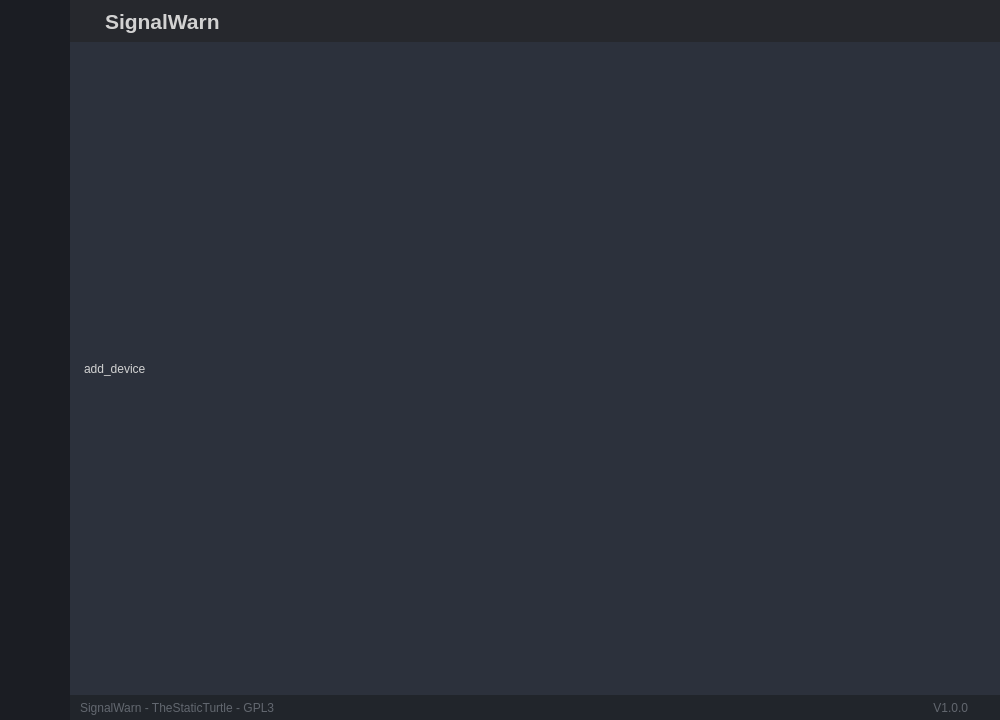
Above: gui/base.ui from TheStaticTurtle/SignalWarn before the change. Below: the same form after it.
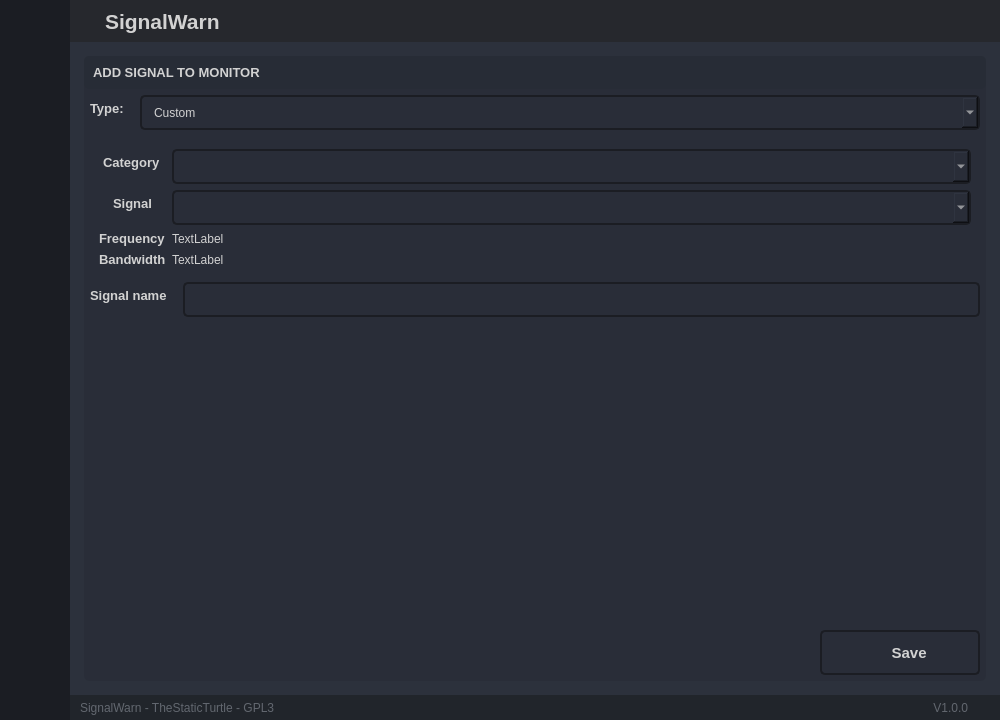
That is the form after the change. The open tabs and pages were chosen to show the change. Icons and pictures are not drawn.

Commit message: Added UI elements to select a signal for a library of create of from scratch

What changed in the file:
```diff
--- a/gui/base.ui
+++ b/gui/base.ui
@@ -571,10 +571,7 @@
     <string notr="true">background: transparent;
 color: rgb(210, 210, 210);</string>
    </property>
-   <layout class="QVBoxLayout" name="verticalLayout_12">
-    <property name="spacing">
-     <number>0</number>
-    </property>
+   <layout class="QGridLayout" name="gridLayout">
     <property name="leftMargin">
      <number>0</number>
     </property>
@@ -587,7 +584,7 @@
     <property name="bottomMargin">
      <number>0</number>
     </property>
-    <item>
+    <item row="0" column="0">
      <widget class="QFrame" name="frame_main">
       <property name="styleSheet">
        <string notr="true">/* LINE EDIT */
@@ -794,6 +791,35 @@
     background-color: rgb(65, 130, 195);
 }
 
+/* Spinboxes */
+QDoubleSpinBox {
+	background-color: rgb(27, 29, 35);
+	border-radius: 5px;
+	border: 2px solid rgb(27, 29, 35);
+	padding-left: 10px;
+}
+QDoubleSpinBox:hover {
+	border: 2px solid rgb(64, 71, 88);
+}
+QDoubleSpinBox:focus {
+	border: 2px solid rgb(91, 101, 124);
+}
+
+
+/* Buttons */
+QPushButton {
+	background-color: rgb(27, 29, 35);
+	border-radius: 5px;
+	border: 2px solid rgb(27, 29, 35);
+	padding-left: 10px;
+}
+QPushButton:hover {
+	border: 2px solid rgb(64, 71, 88);
+}
+QPushButton:pressed {
+	border: 2px solid rgb(91, 101, 124);
+}
+
 </string>
       </property>
       <property name="frameShape">
@@ -1410,7 +1436,7 @@
                    <string notr="true">background: transparent;</string>
                   </property>
                   <property name="currentIndex">
-                   <number>2</number>
+                   <number>1</number>
                   </property>
                   <widget class="QWidget" name="page_home">
                    <layout class="QVBoxLayout" name="verticalLayout_10">
@@ -1470,10 +1496,486 @@
                    </property>
                    <layout class="QVBoxLayout" name="verticalLayout_13">
                     <item>
-                     <widget class="QLabel" name="label_2">
-                      <property name="text">
-                       <string>add_device</string>
+                     <widget class="QFrame" name="frame_4">
+                      <property name="styleSheet">
+                       <string notr="true">border-radius: 5px;</string>
                       </property>
+                      <property name="frameShape">
+                       <enum>QFrame::StyledPanel</enum>
+                      </property>
+                      <property name="frameShadow">
+                       <enum>QFrame::Raised</enum>
+                      </property>
+                      <layout class="QVBoxLayout" name="verticalLayout_16">
+                       <property name="spacing">
+                        <number>0</number>
+                       </property>
+                       <property name="leftMargin">
+                        <number>0</number>
+                       </property>
+                       <property name="topMargin">
+                        <number>0</number>
+                       </property>
+                       <property name="rightMargin">
+                        <number>0</number>
+                       </property>
+                       <property name="bottomMargin">
+                        <number>0</number>
+                       </property>
+                       <item>
+                        <widget class="QFrame" name="frame_div_content_2">
+                         <property name="minimumSize">
+                          <size>
+                           <width>0</width>
+                           <height>110</height>
+                          </size>
+                         </property>
+                         <property name="maximumSize">
+                          <size>
+                           <width>16777215</width>
+                           <height>16777215</height>
+                          </size>
+                         </property>
+                         <property name="styleSheet">
+                          <string notr="true">background-color: rgb(41, 45, 56);
+border-radius: 5px;
+</string>
+                         </property>
+                         <property name="frameShape">
+                          <enum>QFrame::NoFrame</enum>
+                         </property>
+                         <property name="frameShadow">
+                          <enum>QFrame::Raised</enum>
+                         </property>
+                         <layout class="QVBoxLayout" name="verticalLayout_14">
+                          <property name="spacing">
+                           <number>0</number>
+                          </property>
+                          <property name="leftMargin">
+                           <number>0</number>
+                          </property>
+                          <property name="topMargin">
+                           <number>0</number>
+                          </property>
+                          <property name="rightMargin">
+                           <number>0</number>
+                          </property>
+                          <property name="bottomMargin">
+                           <number>0</number>
+                          </property>
+                          <item>
+                           <widget class="QFrame" name="frame_title_wid_2">
+                            <property name="maximumSize">
+                             <size>
+                              <width>16777215</width>
+                              <height>35</height>
+                             </size>
+                            </property>
+                            <property name="styleSheet">
+                             <string notr="true">background-color: rgb(39, 44, 54);</string>
+                            </property>
+                            <property name="frameShape">
+                             <enum>QFrame::StyledPanel</enum>
+                            </property>
+                            <property name="frameShadow">
+                             <enum>QFrame::Raised</enum>
+                            </property>
+                            <layout class="QVBoxLayout" name="verticalLayout_17">
+                             <item>
+                              <widget class="QLabel" name="labelBoxTitle_addDevice_custom">
+                               <property name="font">
+                                <font>
+                                 <pointsize>10</pointsize>
+                                 <bold>true</bold>
+                                </font>
+                               </property>
+                               <property name="styleSheet">
+                                <string notr="true"/>
+                               </property>
+                               <property name="text">
+                                <string>ADD SIGNAL TO MONITOR</string>
+                               </property>
+                              </widget>
+                             </item>
+                            </layout>
+                           </widget>
+                          </item>
+                          <item>
+                           <layout class="QVBoxLayout" name="verticalLayout_18" stretch="0,0,0,0,1,0">
+                            <property name="sizeConstraint">
+                             <enum>QLayout::SetDefaultConstraint</enum>
+                            </property>
+                            <property name="leftMargin">
+                             <number>6</number>
+                            </property>
+                            <property name="topMargin">
+                             <number>6</number>
+                            </property>
+                            <property name="rightMargin">
+                             <number>6</number>
+                            </property>
+                            <property name="bottomMargin">
+                             <number>6</number>
+                            </property>
+                            <item>
+                             <layout class="QFormLayout" name="formLayout_TypeSelection">
+                              <property name="labelAlignment">
+                               <set>Qt::AlignCenter</set>
+                              </property>
+                              <property name="horizontalSpacing">
+                               <number>16</number>
+                              </property>
+                              <property name="verticalSpacing">
+                               <number>6</number>
+                              </property>
+                              <property name="leftMargin">
+                               <number>0</number>
+                              </property>
+                              <property name="topMargin">
+                               <number>0</number>
+                              </property>
+                              <property name="rightMargin">
+                               <number>0</number>
+                              </property>
+                              <item row="0" column="0">
+                               <widget class="QLabel" name="label_AddDeviceType">
+                                <property name="font">
+                                 <font>
+                                  <pointsize>10</pointsize>
+                                  <bold>true</bold>
+                                 </font>
+                                </property>
+                                <property name="text">
+                                 <string>Type:</string>
+                                </property>
+                               </widget>
+                              </item>
+                              <item row="0" column="1">
+                               <widget class="QComboBox" name="comboBoxAddDeviceType">
+                                <property name="minimumSize">
+                                 <size>
+                                  <width>0</width>
+                                  <height>35</height>
+                                 </size>
+                                </property>
+                                <property name="editable">
+                                 <bool>true</bool>
+                                </property>
+                                <property name="currentText">
+                                 <string>Custom</string>
+                                </property>
+                                <property name="placeholderText">
+                                 <string>Custom</string>
+                                </property>
+                               </widget>
+                              </item>
+                             </layout>
+                            </item>
+                            <item>
+                             <spacer name="verticalSpacer_2">
+                              <property name="orientation">
+                               <enum>Qt::Vertical</enum>
+                              </property>
+                              <property name="sizeHint" stdset="0">
+                               <size>
+                                <width>20</width>
+                                <height>10</height>
+                               </size>
+                              </property>
+                             </spacer>
+                            </item>
+                            <item>
+                             <widget class="QStackedWidget" name="stackedWidget_Add_Device">
+                              <property name="frameShape">
+                               <enum>QFrame::NoFrame</enum>
+                              </property>
+                              <property name="frameShadow">
+                               <enum>QFrame::Plain</enum>
+                              </property>
+                              <property name="currentIndex">
+                               <number>0</number>
+                              </property>
+                              <widget class="QWidget" name="page_addDevice_custom">
+                               <layout class="QFormLayout" name="formLayout_3">
+                                <property name="labelAlignment">
+                                 <set>Qt::AlignCenter</set>
+                                </property>
+                                <item row="0" column="0">
+                                 <widget class="QLabel" name="label_addDevice_custom_frequency">
+                                  <property name="font">
+                                   <font>
+                                    <pointsize>10</pointsize>
+                                    <bold>true</bold>
+                                   </font>
+                                  </property>
+                                  <property name="text">
+                                   <string>Frequency (MHz)</string>
+                                  </property>
+                                 </widget>
+                                </item>
+                                <item row="0" column="1">
+                                 <widget class="QDoubleSpinBox" name="doubleSpinBox_addDevice_custom_frequency">
+                                  <property name="minimumSize">
+                                   <size>
+                                    <width>0</width>
+                                    <height>35</height>
+                                   </size>
+                                  </property>
+                                  <property name="decimals">
+                                   <number>4</number>
+                                  </property>
+                                  <property name="minimum">
+                                   <double>50.000000000000000</double>
+                                  </property>
+                                  <property name="maximum">
+                                   <double>2500.000000000000000</double>
+                                  </property>
+                                  <property name="singleStep">
+                                   <double>0.100000000000000</double>
+                                  </property>
+                                  <property name="value">
+                                   <double>95.500000000000000</double>
+                                  </property>
+                                 </widget>
+                                </item>
+                                <item row="1" column="0">
+                                 <widget class="QLabel" name="label_addDevice_custom_bandwidth">
+                                  <property name="font">
+                                   <font>
+                                    <pointsize>10</pointsize>
+                                    <bold>true</bold>
+                                   </font>
+                                  </property>
+                                  <property name="text">
+                                   <string>Bandwidth (kHz)</string>
+                                  </property>
+                                 </widget>
+                                </item>
+                                <item row="1" column="1">
+                                 <widget class="QDoubleSpinBox" name="doubleSpinBox_addDevice_custom_bandwidth">
+                                  <property name="minimumSize">
+                                   <size>
+                                    <width>0</width>
+                                    <height>35</height>
+                                   </size>
+                                  </property>
+                                  <property name="minimum">
+                                   <double>12.500000000000000</double>
+                                  </property>
+                                  <property name="maximum">
+                                   <double>500.000000000000000</double>
+                                  </property>
+                                  <property name="singleStep">
+                                   <double>12.500000000000000</double>
+                                  </property>
+                                  <property name="value">
+                                   <double>100.000000000000000</double>
+                                  </property>
+                                 </widget>
+                                </item>
+                               </layout>
+                              </widget>
+                              <widget class="QWidget" name="page_addDevice_selector">
+                               <layout class="QFormLayout" name="formLayout">
+                                <property name="labelAlignment">
+                                 <set>Qt::AlignCenter</set>
+                                </property>
+                                <item row="0" column="0">
+                                 <widget class="QLabel" name="label_addDevice_selector_category">
+                                  <property name="font">
+                                   <font>
+                                    <pointsize>10</pointsize>
+                                    <bold>true</bold>
+                                   </font>
+                                  </property>
+                                  <property name="text">
+                                   <string>Category</string>
+                                  </property>
+                                 </widget>
+                                </item>
+                                <item row="1" column="1">
+                                 <widget class="QComboBox" name="comboBox_addDevice_selector_signal">
+                                  <property name="minimumSize">
+                                   <size>
+                                    <width>0</width>
+                                    <height>35</height>
+                                   </size>
+                                  </property>
+                                 </widget>
+                                </item>
+                                <item row="0" column="1">
+                                 <widget class="QComboBox" name="comboBox_addDevice_selector_category">
+                                  <property name="minimumSize">
+                                   <size>
+                                    <width>0</width>
+                                    <height>35</height>
+                                   </size>
+                                  </property>
+                                 </widget>
+                                </item>
+                                <item row="3" column="0">
+                                 <widget class="QLabel" name="label_addDevice_selector_frequency_title">
+                                  <property name="font">
+                                   <font>
+                                    <pointsize>10</pointsize>
+                                    <bold>true</bold>
+                                   </font>
+                                  </property>
+                                  <property name="text">
+                                   <string>Frequency</string>
+                                  </property>
+                                 </widget>
+                                </item>
+                                <item row="3" column="1">
+                                 <widget class="QLabel" name="label_addDevice_selector_frequency">
+                                  <property name="text">
+                                   <string>TextLabel</string>
+                                  </property>
+                                 </widget>
+                                </item>
+                                <item row="4" column="0">
+                                 <widget class="QLabel" name="label_addDevice_selector_bandwidth_title">
+                                  <property name="font">
+                                   <font>
+                                    <pointsize>10</pointsize>
+                                    <bold>true</bold>
+                                   </font>
+                                  </property>
+                                  <property name="text">
+                                   <string>Bandwidth</string>
+                                  </property>
+                                 </widget>
+                                </item>
+                                <item row="4" column="1">
+                                 <widget class="QLabel" name="label_addDevice_selector_bandwidth">
+                                  <property name="text">
+                                   <string>TextLabel</string>
+                                  </property>
+                                 </widget>
+                                </item>
+                                <item row="1" column="0">
+                                 <widget class="QLabel" name="label_addDevice_selector_signal">
+                                  <property name="font">
+                                   <font>
+                                    <pointsize>10</pointsize>
+                                    <bold>true</bold>
+                                   </font>
+                                  </property>
+                                  <property name="text">
+                                   <string>Signal</string>
+                                  </property>
+                                 </widget>
+                                </item>
+                               </layout>
+                              </widget>
+                             </widget>
+                            </item>
+                            <item>
+                             <layout class="QFormLayout" name="formLayout_addDevice_name">
+                              <property name="horizontalSpacing">
+                               <number>16</number>
+                              </property>
+                              <property name="verticalSpacing">
+                               <number>6</number>
+                              </property>
+                              <property name="topMargin">
+                               <number>6</number>
+                              </property>
+                              <item row="0" column="1">
+                               <widget class="QLineEdit" name="lineEdit_addDevice_name">
+                                <property name="minimumSize">
+                                 <size>
+                                  <width>0</width>
+                                  <height>35</height>
+                                 </size>
+                                </property>
+                               </widget>
+                              </item>
+                              <item row="0" column="0">
+                               <widget class="QLabel" name="label_addDevice_name">
+                                <property name="font">
+                                 <font>
+                                  <pointsize>10</pointsize>
+                                  <bold>true</bold>
+                                 </font>
+                                </property>
+                                <property name="text">
+                                 <string>Signal name</string>
+                                </property>
+                               </widget>
+                              </item>
+                             </layout>
+                            </item>
+                            <item>
+                             <spacer name="verticalSpacer">
+                              <property name="orientation">
+                               <enum>Qt::Vertical</enum>
+                              </property>
+                              <property name="sizeHint" stdset="0">
+                               <size>
+                                <width>20</width>
+                                <height>40</height>
+                               </size>
+                              </property>
+                             </spacer>
+                            </item>
+                            <item>
+                             <layout class="QHBoxLayout" name="horizontalLayout_AddDevice_SaveButton">
+                              <property name="sizeConstraint">
+                               <enum>QLayout::SetDefaultConstraint</enum>
+                              </property>
+                              <property name="topMargin">
+                               <number>0</number>
+                              </property>
+                              <item alignment="Qt::AlignRight|Qt::AlignBottom">
+                               <widget class="QPushButton" name="pushButton_addDevice_save">
+                                <property name="minimumSize">
+                                 <size>
+                                  <width>160</width>
+                                  <height>45</height>
+                                 </size>
+                                </property>
+                                <property name="maximumSize">
+                                 <size>
+                                  <width>160</width>
+                                  <height>16777215</height>
+                                 </size>
+                                </property>
+                                <property name="font">
+                                 <font>
+                                  <pointsize>11</pointsize>
+                                  <bold>true</bold>
+                                 </font>
+                                </property>
+                                <property name="text">
+                                 <string>  Save</string>
+                                </property>
+                                <property name="icon">
+                                 <iconset resource="C:/Users/tugle/Downloads/Simple_PySide_Base/files.qrc">
+                                  <normaloff>:/20x20/icons/20x20/cil-save.png</normaloff>:/20x20/icons/20x20/cil-save.png</iconset>
+                                </property>
+                                <property name="iconSize">
+                                 <size>
+                                  <width>20</width>
+                                  <height>20</height>
+                                 </size>
+                                </property>
+                                <property name="checkable">
+                                 <bool>false</bool>
+                                </property>
+                                <property name="flat">
+                                 <bool>false</bool>
+                                </property>
+                               </widget>
+                              </item>
+                             </layout>
+                            </item>
+                           </layout>
+                          </item>
+                         </layout>
+                        </widget>
+                       </item>
+                      </layout>
                      </widget>
                     </item>
                    </layout>
```
The commit also changes 3 other files.
